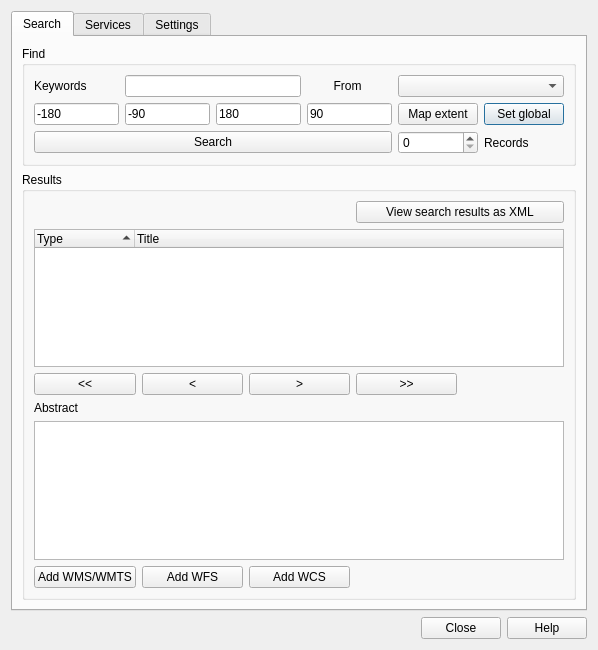
Before: the Qt Designer form plugin/MetaSearch/ui/maindialog.ui in nextgis/qgis_cswclient, drawn with Qt 5.
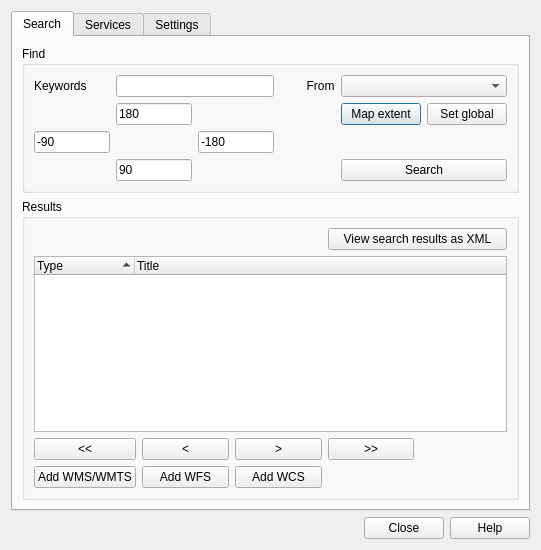
After: the same form once the commit is applied.

Commit message: remove abstract, make bbox input diamond again, make search button smaller

```diff
--- a/plugin/MetaSearch/ui/maindialog.ui
+++ b/plugin/MetaSearch/ui/maindialog.ui
@@ -6,8 +6,8 @@
    <rect>
     <x>0</x>
     <y>0</y>
-    <width>598</width>
-    <height>650</height>
+    <width>541</width>
+    <height>550</height>
    </rect>
   </property>
   <property name="windowTitle">
@@ -30,15 +30,22 @@
           <string>Find</string>
          </property>
          <layout class="QGridLayout" name="gridLayout_4">
-          <item row="2" column="6">
-           <widget class="QPushButton" name="btnGlobalBbox">
+          <item row="3" column="3">
+           <widget class="QLineEdit" name="leWest">
             <property name="text">
-             <string>Set global</string>
+             <string>-180</string>
             </property>
            </widget>
           </item>
-          <item row="0" column="5" colspan="2">
-           <widget class="QComboBox" name="cmbConnectionsSearch"/>
+          <item row="0" column="0">
+           <widget class="QLabel" name="label_3">
+            <property name="text">
+             <string>Keywords</string>
+            </property>
+           </widget>
+          </item>
+          <item row="0" column="2" colspan="2">
+           <widget class="QLineEdit" name="leKeywords"/>
           </item>
           <item row="2" column="5">
            <widget class="QPushButton" name="btnCanvasBbox">
@@ -47,56 +54,15 @@
             </property>
            </widget>
           </item>
-          <item row="2" column="0" colspan="2">
-           <widget class="QLineEdit" name="leWest">
-            <property name="text">
-             <string>-180</string>
-            </property>
-           </widget>
-          </item>
-          <item row="2" column="4">
-           <widget class="QLineEdit" name="leNorth">
-            <property name="text">
-             <string>90</string>
-            </property>
-           </widget>
-          </item>
-          <item row="3" column="5">
-           <widget class="QSpinBox" name="spnRecords"/>
-          </item>
-          <item row="3" column="6">
-           <widget class="QLabel" name="label_2">
-            <property name="text">
-             <string>Records</string>
-            </property>
-            <property name="alignment">
-             <set>Qt::AlignLeading|Qt::AlignLeft|Qt::AlignVCenter</set>
-            </property>
-           </widget>
-          </item>
-          <item row="3" column="0" colspan="5">
+          <item row="4" column="5" colspan="2">
            <widget class="QPushButton" name="btnSearch">
             <property name="text">
              <string>Search</string>
             </property>
            </widget>
           </item>
-          <item row="2" column="2">
-           <widget class="QLineEdit" name="leSouth">
-            <property name="text">
-             <string>-90</string>
-            </property>
-           </widget>
-          </item>
-          <item row="2" column="3">
-           <widget class="QLineEdit" name="leEast">
-            <property name="text">
-             <string>180</string>
-            </property>
-           </widget>
-          </item>
-          <item row="0" column="2" colspan="2">
-           <widget class="QLineEdit" name="leKeywords"/>
+          <item row="0" column="5" colspan="2">
+           <widget class="QComboBox" name="cmbConnectionsSearch"/>
           </item>
           <item row="0" column="4">
            <widget class="QLabel" name="label">
@@ -105,10 +71,31 @@
             </property>
            </widget>
           </item>
-          <item row="0" column="0">
-           <widget class="QLabel" name="label_3">
+          <item row="2" column="2">
+           <widget class="QLineEdit" name="leEast">
             <property name="text">
-             <string>Keywords</string>
+             <string>180</string>
+            </property>
+           </widget>
+          </item>
+          <item row="3" column="0">
+           <widget class="QLineEdit" name="leSouth">
+            <property name="text">
+             <string>-90</string>
+            </property>
+           </widget>
+          </item>
+          <item row="4" column="2">
+           <widget class="QLineEdit" name="leNorth">
+            <property name="text">
+             <string>90</string>
+            </property>
+           </widget>
+          </item>
+          <item row="2" column="6">
+           <widget class="QPushButton" name="btnGlobalBbox">
+            <property name="text">
+             <string>Set global</string>
             </property>
            </widget>
           </item>
@@ -121,58 +108,6 @@
           <string>Results</string>
          </property>
          <layout class="QGridLayout" name="gridLayout_5">
-          <item row="2" column="2">
-           <widget class="QPushButton" name="btnNext">
-            <property name="text">
-             <string>&gt;</string>
-            </property>
-           </widget>
-          </item>
-          <item row="2" column="0">
-           <widget class="QPushButton" name="btnFirst">
-            <property name="text">
-             <string>&lt;&lt;</string>
-            </property>
-           </widget>
-          </item>
-          <item row="6" column="2">
-           <widget class="QPushButton" name="btnAddToWcs">
-            <property name="text">
-             <string>Add WCS</string>
-            </property>
-           </widget>
-          </item>
-          <item row="6" column="0">
-           <widget class="QPushButton" name="btnAddToWms">
-            <property name="text">
-             <string>Add WMS/WMTS</string>
-            </property>
-           </widget>
-          </item>
-          <item row="4" column="0" colspan="5">
-           <widget class="QTextEdit" name="textAbstract"/>
-          </item>
-          <item row="2" column="1">
-           <widget class="QPushButton" name="btnPrev">
-            <property name="text">
-             <string>&lt;</string>
-            </property>
-           </widget>
-          </item>
-          <item row="6" column="1">
-           <widget class="QPushButton" name="btnAddToWfs">
-            <property name="text">
-             <string>Add WFS</string>
-            </property>
-           </widget>
-          </item>
-          <item row="3" column="0" colspan="2">
-           <widget class="QLabel" name="label_4">
-            <property name="text">
-             <string>Abstract</string>
-            </property>
-           </widget>
-          </item>
           <item row="0" column="0" colspan="3">
            <widget class="QLabel" name="lblResults">
             <property name="text">
@@ -218,6 +153,41 @@
             </column>
            </widget>
           </item>
+          <item row="2" column="1">
+           <widget class="QPushButton" name="btnPrev">
+            <property name="text">
+             <string>&lt;</string>
+            </property>
+           </widget>
+          </item>
+          <item row="2" column="3">
+           <widget class="QPushButton" name="btnLast">
+            <property name="text">
+             <string>&gt;&gt;</string>
+            </property>
+           </widget>
+          </item>
+          <item row="2" column="2">
+           <widget class="QPushButton" name="btnNext">
+            <property name="text">
+             <string>&gt;</string>
+            </property>
+           </widget>
+          </item>
+          <item row="4" column="1">
+           <widget class="QPushButton" name="btnAddToWfs">
+            <property name="text">
+             <string>Add WFS</string>
+            </property>
+           </widget>
+          </item>
+          <item row="4" column="0">
+           <widget class="QPushButton" name="btnAddToWms">
+            <property name="text">
+             <string>Add WMS/WMTS</string>
+            </property>
+           </widget>
+          </item>
           <item row="0" column="3" colspan="2">
            <widget class="QPushButton" name="btnShowXml">
             <property name="text">
@@ -225,10 +195,17 @@
             </property>
            </widget>
           </item>
-          <item row="2" column="3">
-           <widget class="QPushButton" name="btnLast">
+          <item row="4" column="2">
+           <widget class="QPushButton" name="btnAddToWcs">
             <property name="text">
-             <string>&gt;&gt;</string>
+             <string>Add WCS</string>
+            </property>
+           </widget>
+          </item>
+          <item row="2" column="0">
+           <widget class="QPushButton" name="btnFirst">
+            <property name="text">
+             <string>&lt;&lt;</string>
             </property>
            </widget>
           </item>
@@ -238,8 +215,6 @@
          <zorder>btnPrev</zorder>
          <zorder>btnFirst</zorder>
          <zorder>btnNext</zorder>
-         <zorder>label_4</zorder>
-         <zorder>textAbstract</zorder>
          <zorder>btnAddToWms</zorder>
          <zorder>btnShowXml</zorder>
          <zorder>btnLast</zorder>
@@ -332,7 +307,7 @@
          <x>10</x>
          <y>10</y>
          <width>558</width>
-         <height>548</height>
+         <height>131</height>
         </rect>
        </property>
        <property name="title">
@@ -385,6 +360,51 @@
         </item>
        </layout>
       </widget>
+      <widget class="QGroupBox" name="groupBox_3">
+       <property name="geometry">
+        <rect>
+         <x>10</x>
+         <y>140</y>
+         <width>561</width>
+         <height>71</height>
+        </rect>
+       </property>
+       <property name="title">
+        <string>Results paging</string>
+       </property>
+       <widget class="QWidget" name="">
+        <property name="geometry">
+         <rect>
+          <x>30</x>
+          <y>30</y>
+          <width>163</width>
+          <height>22</height>
+         </rect>
+        </property>
+        <layout class="QHBoxLayout" name="horizontalLayout">
+         <item>
+          <widget class="QLabel" name="label_5">
+           <property name="text">
+            <string>Show</string>
+           </property>
+          </widget>
+         </item>
+         <item>
+          <widget class="QSpinBox" name="spnRecords"/>
+         </item>
+         <item>
+          <widget class="QLabel" name="label_2">
+           <property name="text">
+            <string>results at a time</string>
+           </property>
+           <property name="alignment">
+            <set>Qt::AlignLeading|Qt::AlignLeft|Qt::AlignVCenter</set>
+           </property>
+          </widget>
+         </item>
+        </layout>
+       </widget>
+      </widget>
      </widget>
     </widget>
    </item>
```
The commit also changes 1 other file.
